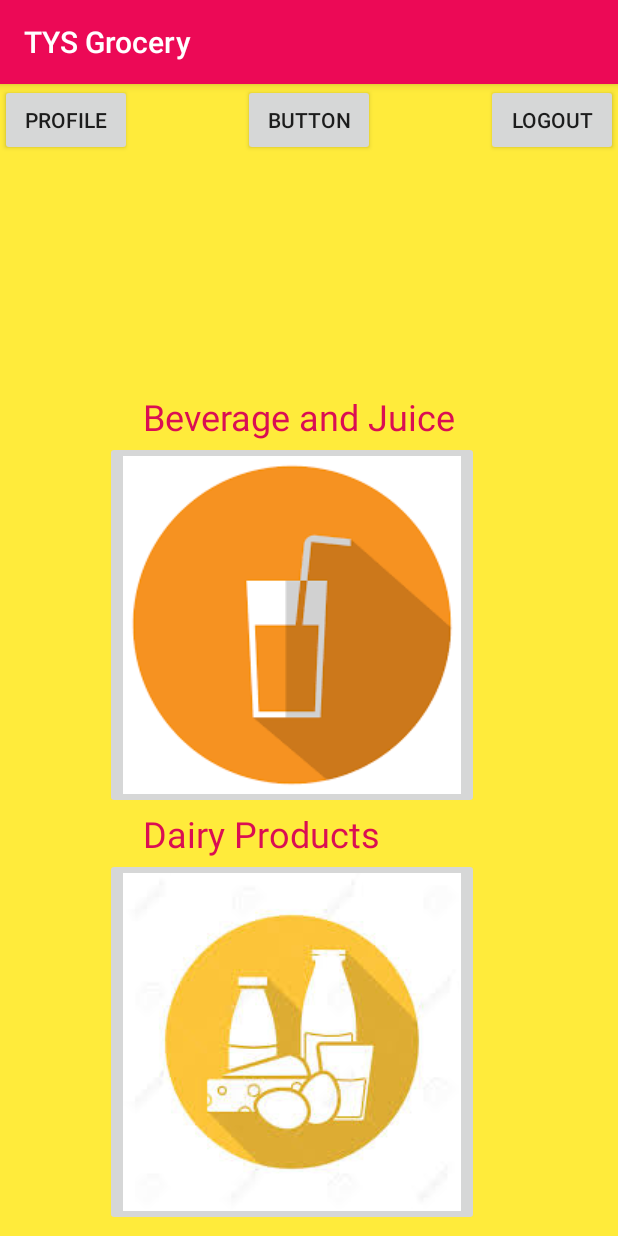
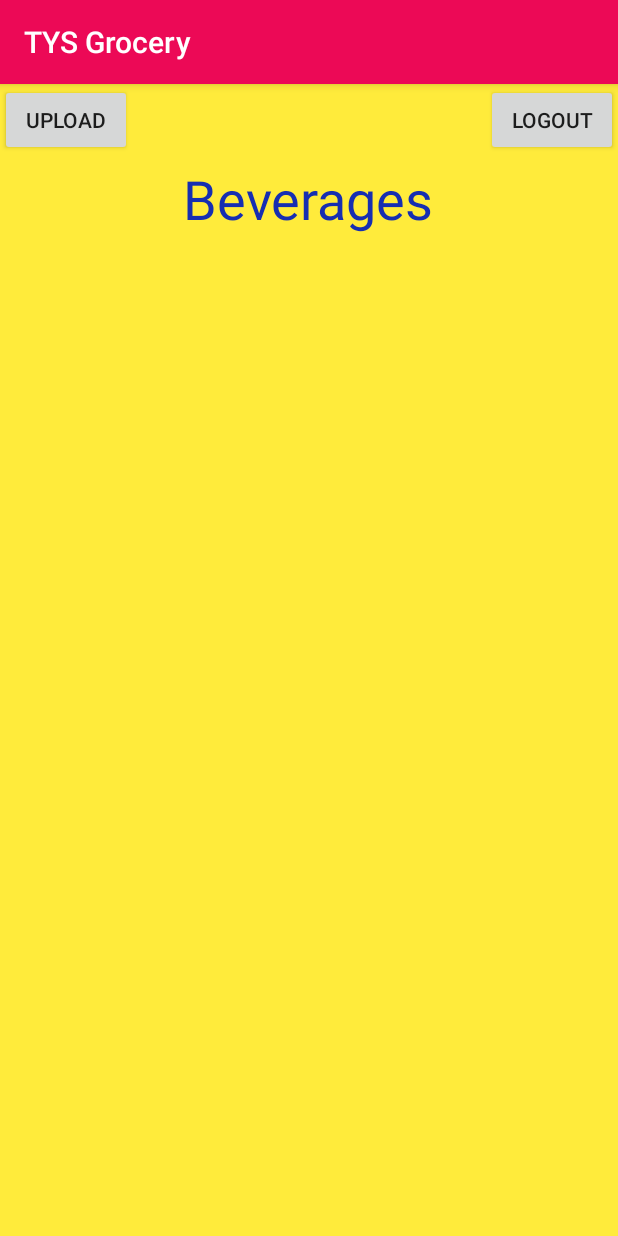
Before and after one commit to taru2001/Droidrush2020, an Android app: the userHome screen opened directly, with no data from a screen before it, after a tap on an icon or button, on a phone screen of 412 x 824 dp. Run offline under Robolectric (Android 15) with nearby library versions, the phone set to English and light mode, and no system bars; our stand-ins replace Firebase (no records; nobody signed in at launch, a user with empty details on screens opened directly); Roboto replaces fonts that are not available here.

Commit message:
upload working

```diff
--- a/droidrush/app/src/main/AndroidManifest.xml
+++ b/droidrush/app/src/main/AndroidManifest.xml
@@ -9,7 +9,8 @@
         android:roundIcon="@mipmap/ic_launcher_round"
         android:supportsRtl="true"
         android:theme="@style/AppTheme">
-        <activity android:name=".Upload"></activity>
+        <activity android:name=".Beverages"></activity>
+        <activity android:name=".Upload" />
         <activity android:name=".Profile" />
         <activity android:name=".userHome" />
         <activity android:name=".login" />
--- /dev/null
+++ b/droidrush/app/src/main/java/com/example/tysgrocery/Beverages.java
@@ -0,0 +1,54 @@
+package com.example.tysgrocery;
+
+import androidx.appcompat.app.AppCompatActivity;
+
+import android.content.Intent;
+import android.os.Bundle;
+import android.view.View;
+import android.widget.Button;
+import android.widget.Toast;
+
+import com.google.firebase.auth.FirebaseAuth;
+import com.google.firebase.firestore.FirebaseFirestore;
+
+public class Beverages extends AppCompatActivity {
+
+    public static final String MSG = "com.example.tysgrocery.BEVERAGES";
+
+    Button logout,upload;
+    FirebaseFirestore fstore;
+    FirebaseAuth auth;
+
+    @Override
+    protected void onCreate(Bundle savedInstanceState) {
+        super.onCreate(savedInstanceState);
+        setContentView(R.layout.activity_beverages);
+
+        logout = findViewById(R.id.logout);
+        upload = findViewById(R.id.upload);
+
+        fstore = FirebaseFirestore.getInstance();
+        auth = FirebaseAuth.getInstance();
+
+        logout.setOnClickListener(new View.OnClickListener() {
+            @Override
+            public void onClick(View v) {
+                FirebaseAuth.getInstance().signOut();
+                Toast.makeText(Beverages.this, "Logged Out!", Toast.LENGTH_SHORT).show();
+                startActivity(new Intent(Beverages.this,MainActivity.class));
+                finish();
+            }
+        });
+        final Intent intent = new Intent(this,Upload.class);
+        String message = "beverages";
+        intent.putExtra(MSG,message);
+
+        upload.setOnClickListener(new View.OnClickListener() {
+            @Override
+            public void onClick(View v) {
+                startActivity(intent);
+                finish();
+            }
+        });
+    }
+}
--- a/droidrush/app/src/main/java/com/example/tysgrocery/Profile.java
+++ b/droidrush/app/src/main/java/com/example/tysgrocery/Profile.java
@@ -42,8 +42,7 @@ public class Profile extends AppCompatActivity {
 
         UserId = auth.getCurrentUser().getUid();
 //        phone.setText("dfdd");
-
-        DocumentReference documentReference = fstore.collection("Users").document(UserId);
+        DocumentReference documentReference = fstore.collection("Users").document("UserId");
         documentReference.addSnapshotListener(this, new EventListener<DocumentSnapshot>() {
             @Override
             public void onEvent(@Nullable DocumentSnapshot documentSnapshot, @Nullable FirebaseFirestoreException e) {
--- a/droidrush/app/src/main/java/com/example/tysgrocery/userHome.java
+++ b/droidrush/app/src/main/java/com/example/tysgrocery/userHome.java
@@ -64,6 +64,8 @@ public class userHome extends AppCompatActivity {
             @Override
             public void onClick(View v) {
                 Toast.makeText(userHome.this, "Beverages", Toast.LENGTH_SHORT).show();
+                startActivity(new Intent(getApplicationContext(),Beverages.class));
+                finish();
             }
         });
 
--- /dev/null
+++ b/droidrush/app/src/main/res/layout/activity_beverages.xml
@@ -0,0 +1,37 @@
+<?xml version="1.0" encoding="utf-8"?>
+<androidx.constraintlayout.widget.ConstraintLayout xmlns:android="http://schemas.android.com/apk/res/android"
+    xmlns:app="http://schemas.android.com/apk/res-auto"
+    xmlns:tools="http://schemas.android.com/tools"
+    android:layout_width="match_parent"
+    android:layout_height="match_parent"
+    android:background="#FFEB3B"
+    tools:context=".Beverages">
+
+    <TextView
+        android:id="@+id/textView10"
+        android:layout_width="wrap_content"
+        android:layout_height="wrap_content"
+        android:layout_marginTop="52dp"
+        android:text="Beverages"
+        android:textColor="#162EB1"
+        android:textSize="36sp"
+        app:layout_constraintEnd_toEndOf="parent"
+        app:layout_constraintHorizontal_bias="0.498"
+        app:layout_constraintStart_toStartOf="parent"
+        app:layout_constraintTop_toTopOf="parent" />
+
+    <Button
+        android:id="@+id/logout"
+        android:layout_width="wrap_content"
+        android:layout_height="wrap_content"
+        android:text="Logout"
+        app:layout_constraintEnd_toEndOf="parent" />
+
+    <Button
+        android:id="@+id/upload"
+        android:layout_width="wrap_content"
+        android:layout_height="wrap_content"
+        android:text="Upload"
+        app:layout_constraintStart_toStartOf="parent"
+        app:layout_constraintTop_toTopOf="parent" />
+</androidx.constraintlayout.widget.ConstraintLayout>
```
Also changed, not shown: droidrush/app/src/main/java/com/example/tysgrocery/Upload.java (+12 -5 lines), droidrush/app/src/main/res/layout/activity_upload.xml (+13 -2 lines).
